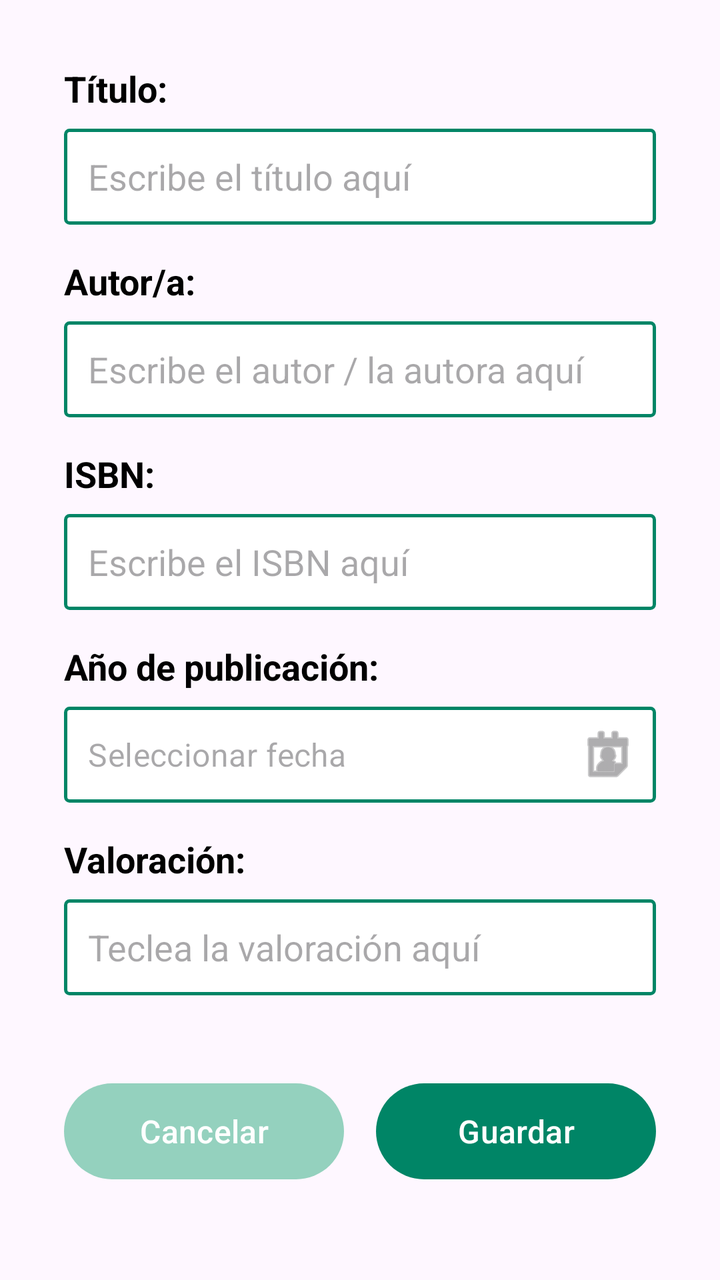
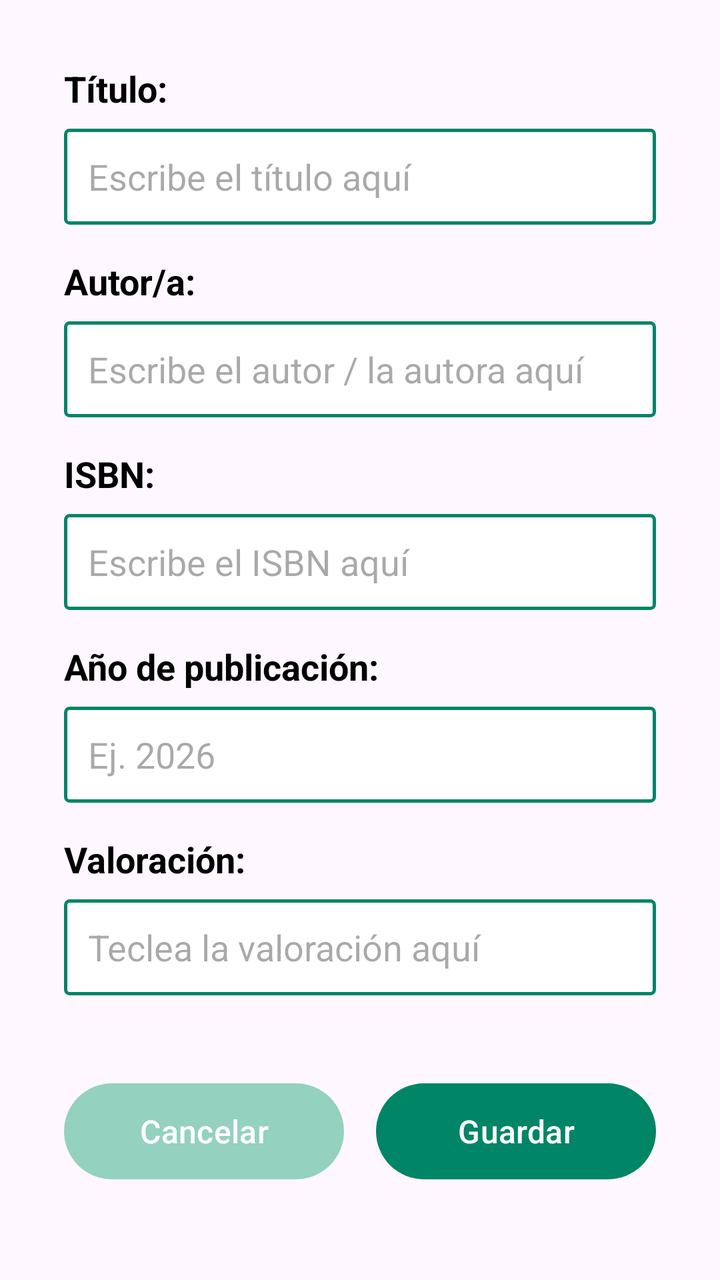

An Android layout rendered at two revisions. The XML below is the earlier revision; the diff shows what the commit changed to produce the second picture.
<!-- AndroidManifest.xml: application theme Theme.MiLibreria -->
<!-- res/layout/fragment_anadir_libro.xml -->
<?xml version="1.0" encoding="utf-8"?>
<androidx.core.widget.NestedScrollView xmlns:android="http://schemas.android.com/apk/res/android"
    xmlns:app="http://schemas.android.com/apk/res-auto"
    xmlns:tools="http://schemas.android.com/tools"
    android:layout_width="match_parent"
    android:layout_height="match_parent"
    android:fillViewport="true"
    tools:context=".AnadirLibroFragment">

    <androidx.constraintlayout.widget.ConstraintLayout
        android:layout_width="match_parent"
        android:layout_height="wrap_content"
        android:padding="32dp">

        <TextView
            android:id="@+id/tvLabelTitulo"
            android:layout_width="wrap_content"
            android:layout_height="wrap_content"
            android:text="@string/titulo"
            android:textColor="#000000"
            android:textSize="18sp"
            android:textStyle="bold"
            app:layout_constraintStart_toStartOf="parent"
            app:layout_constraintTop_toTopOf="parent" />

        <EditText
            android:id="@+id/etDetalleTitulo"
            android:layout_width="0dp"
            android:layout_height="48dp"
            android:layout_marginTop="8dp"
            android:background="@drawable/bg_input_border"
            android:hint="@string/titulo_hint"
            android:importantForAutofill="no"
            android:inputType="textCapSentences"
            android:paddingHorizontal="12dp"
            app:layout_constraintEnd_toEndOf="parent"
            app:layout_constraintStart_toStartOf="parent"
            app:layout_constraintTop_toBottomOf="@id/tvLabelTitulo" />

        <TextView
            android:id="@+id/tvLabelAutor"
            android:layout_width="wrap_content"
            android:layout_height="wrap_content"
            android:layout_marginTop="16dp"
            android:contentDescription="@string/autora"
            android:text="@string/autor"
            android:textColor="#000000"
            android:textSize="18sp"
            android:textStyle="bold"
            app:layout_constraintStart_toStartOf="parent"
            app:layout_constraintTop_toBottomOf="@id/etDetalleTitulo" />

        <EditText
            android:id="@+id/etDetalleAutor"
            android:layout_width="0dp"
            android:layout_height="48dp"
            android:layout_marginTop="8dp"
            android:autofillHints="name"
            android:background="@drawable/bg_input_border"
            android:hint="@string/autor_hint"
            android:inputType="textPersonName"
            android:paddingHorizontal="12dp"
            app:layout_constraintEnd_toEndOf="parent"
            app:layout_constraintStart_toStartOf="parent"
            app:layout_constraintTop_toBottomOf="@id/tvLabelAutor" />

        <TextView
            android:id="@+id/tvLabelIsbn"
            android:layout_width="wrap_content"
            android:layout_height="wrap_content"
            android:layout_marginTop="16dp"
            android:text="@string/isbn"
            android:textColor="#000000"
            android:textSize="18sp"
            android:textStyle="bold"
            app:layout_constraintStart_toStartOf="parent"
            app:layout_constraintTop_toBottomOf="@id/etDetalleAutor" />

        <EditText
            android:id="@+id/etDetalleIsbn"
            android:layout_width="0dp"
            android:layout_height="48dp"
            android:layout_marginTop="8dp"
            android:background="@drawable/bg_input_border"
            android:hint="@string/isbn_hint"
            android:importantForAutofill="no"
            android:inputType="text"
            android:paddingHorizontal="12dp"
            app:layout_constraintEnd_toEndOf="parent"
            app:layout_constraintStart_toStartOf="parent"
            app:layout_constraintTop_toBottomOf="@id/tvLabelIsbn" />

        <TextView
            android:id="@+id/tvLabelDetallePublicacion"
            android:layout_width="wrap_content"
            android:layout_height="wrap_content"
            android:layout_marginTop="16dp"
            android:text="@string/anio"
            android:textColor="#000000"
            android:textSize="18sp"
            android:textStyle="bold"
            app:layout_constraintStart_toStartOf="parent"
            app:layout_constraintTop_toBottomOf="@id/etDetalleIsbn" />

        <com.google.android.material.textfield.TextInputLayout
            android:id="@+id/tilDetallePublicacion"
            style="@style/Widget.MaterialComponents.TextInputLayout.OutlinedBox"
            android:layout_width="0dp"
            android:layout_height="48dp"
            android:layout_marginTop="8dp"
            android:background="@drawable/bg_input_border"
            app:endIconDrawable="@android:drawable/ic_menu_my_calendar"
            app:endIconMode="custom"
            app:hintEnabled="false"
            app:layout_constraintEnd_toEndOf="parent"
            app:layout_constraintStart_toStartOf="parent"
            app:layout_constraintTop_toBottomOf="@id/tvLabelDetallePublicacion">

            <com.google.android.material.textfield.TextInputEditText
                android:id="@+id/etDetallePublicacion"
                android:layout_width="match_parent"
                android:layout_height="match_parent"
                android:background="@android:color/transparent"
                android:clickable="true"
                android:focusable="false"
                android:hint="@string/hint_seleccionar_fecha"
                android:importantForAutofill="no"
                android:inputType="none"
                android:paddingHorizontal="12dp"
                android:paddingVertical="0dp" />
        </com.google.android.material.textfield.TextInputLayout>

        <TextView
            android:id="@+id/tvLabelValoracion"
            android:layout_width="wrap_content"
            android:layout_height="wrap_content"
            android:layout_marginTop="16dp"
            android:text="@string/valoracion"
            android:textColor="#000000"
            android:textSize="18sp"
            android:textStyle="bold"
            app:layout_constraintStart_toStartOf="parent"
            app:layout_constraintTop_toBottomOf="@id/tilDetallePublicacion" />

        <EditText
            android:id="@+id/etDetalleValoracion"
            android:layout_width="0dp"
            android:layout_height="48dp"
            android:layout_marginTop="8dp"
            android:background="@drawable/bg_input_border"
            android:hint="@string/valoracion_hint"
            android:importantForAutofill="no"
            android:inputType="numberDecimal"
            android:paddingHorizontal="12dp"
            app:layout_constraintEnd_toEndOf="parent"
            app:layout_constraintStart_toStartOf="parent"
            app:layout_constraintTop_toBottomOf="@id/tvLabelValoracion" />

        <com.google.android.material.button.MaterialButton
            android:id="@+id/btnCancelar"
            android:layout_width="0dp"
            android:layout_height="56dp"
            android:layout_marginTop="40dp"
            android:layout_marginEnd="16dp"
            android:text="@string/cancelar"
            android:textColor="#FFFFFF"
            android:textSize="16sp"
            app:backgroundTint="#94D1BE"
            app:cornerRadius="28dp"
            app:layout_constraintEnd_toStartOf="@id/btnGuardar"
            app:layout_constraintStart_toStartOf="parent"
            app:layout_constraintTop_toBottomOf="@id/etDetalleValoracion" />

        <com.google.android.material.button.MaterialButton
            android:id="@+id/btnGuardar"
            android:layout_width="0dp"
            android:layout_height="56dp"
            android:text="@string/guardar"
            android:textColor="#FFFFFF"
            android:textSize="16sp"
            app:backgroundTint="#008566"
            app:cornerRadius="28dp"
            app:layout_constraintBottom_toBottomOf="@id/btnCancelar"
            app:layout_constraintEnd_toEndOf="parent"
            app:layout_constraintStart_toEndOf="@id/btnCancelar"
            app:layout_constraintTop_toTopOf="@id/btnCancelar" />

    </androidx.constraintlayout.widget.ConstraintLayout>
</androidx.core.widget.NestedScrollView>
<!-- resources referenced by this layout -->
<resources>
  <!-- drawable bg_input_border (drawable) -->
  <?xml version="1.0" encoding="utf-8"?>
  <shape xmlns:android="http://schemas.android.com/apk/res/android"
      android:shape="rectangle">
      <solid android:color="#FFFFFF" />
      <stroke
          android:width="1.5dp"
          android:color="#008566" />
      <corners android:radius="2dp" />
  </shape>
  <string name="anio">Año de publicación:</string>
  <string name="autor">Autor/a:</string>
  <string name="autor_hint">Escribe el autor / la autora aquí</string>
  <string name="autora">Autor o autora</string>
  <string name="cancelar">Cancelar</string>
  <string name="guardar">Guardar</string>
  <string name="hint_seleccionar_fecha">Seleccionar fecha</string>
  <string name="isbn">ISBN:</string>
  <string name="isbn_hint">Escribe el ISBN aquí</string>
  <string name="titulo">Título:</string>
  <string name="titulo_hint">Escribe el título aquí</string>
  <string name="valoracion">Valoración:</string>
  <string name="valoracion_hint">Teclea la valoración aquí</string>
  <style name="Theme.MiLibreria" parent="Base.Theme.MiLibreria" />
  <style name="Base.Theme.MiLibreria" parent="Theme.Material3.DayNight.NoActionBar">
          
          
      </style>
</resources>

<!-- the commit's change to res/layout/fragment_anadir_libro.xml (unified diff, before → after) -->
@@ -102,33 +102,21 @@
             app:layout_constraintStart_toStartOf="parent"
             app:layout_constraintTop_toBottomOf="@id/etDetalleIsbn" />
 
-        <com.google.android.material.textfield.TextInputLayout
-            android:id="@+id/tilDetallePublicacion"
-            style="@style/Widget.MaterialComponents.TextInputLayout.OutlinedBox"
+        <EditText
+            android:id="@+id/etDetallePublicacion"
             android:layout_width="0dp"
             android:layout_height="48dp"
             android:layout_marginTop="8dp"
             android:background="@drawable/bg_input_border"
-            app:endIconDrawable="@android:drawable/ic_menu_my_calendar"
-            app:endIconMode="custom"
-            app:hintEnabled="false"
+            android:clickable="true"
+            android:focusable="true"
+            android:hint="@string/ejemplo_anio"
+            android:importantForAutofill="no"
+            android:inputType="number"
+            android:paddingHorizontal="12dp"
             app:layout_constraintEnd_toEndOf="parent"
             app:layout_constraintStart_toStartOf="parent"
-            app:layout_constraintTop_toBottomOf="@id/tvLabelDetallePublicacion">
-
-            <com.google.android.material.textfield.TextInputEditText
-                android:id="@+id/etDetallePublicacion"
-                android:layout_width="match_parent"
-                android:layout_height="match_parent"
-                android:background="@android:color/transparent"
-                android:clickable="true"
-                android:focusable="false"
-                android:hint="@string/hint_seleccionar_fecha"
-                android:importantForAutofill="no"
-                android:inputType="none"
-                android:paddingHorizontal="12dp"
-                android:paddingVertical="0dp" />
-        </com.google.android.material.textfield.TextInputLayout>
+            app:layout_constraintTop_toBottomOf="@id/tvLabelDetallePublicacion" />
 
         <TextView
             android:id="@+id/tvLabelValoracion"
@@ -140,7 +128,7 @@
             android:textSize="18sp"
             android:textStyle="bold"
             app:layout_constraintStart_toStartOf="parent"
-            app:layout_constraintTop_toBottomOf="@id/tilDetallePublicacion" />
+            app:layout_constraintTop_toBottomOf="@id/etDetallePublicacion" />
 
         <EditText
             android:id="@+id/etDetalleValoracion"
<!-- resource entries referenced after the edit -->
@@ -15,8 +15,8 @@
   <string name="autor_hint">Escribe el autor / la autora aquí</string>
   <string name="autora">Autor o autora</string>
   <string name="cancelar">Cancelar</string>
+  <string name="ejemplo_anio">Ej. 2026</string>
   <string name="guardar">Guardar</string>
-  <string name="hint_seleccionar_fecha">Seleccionar fecha</string>
   <string name="isbn">ISBN:</string>
   <string name="isbn_hint">Escribe el ISBN aquí</string>
   <string name="titulo">Título:</string>
